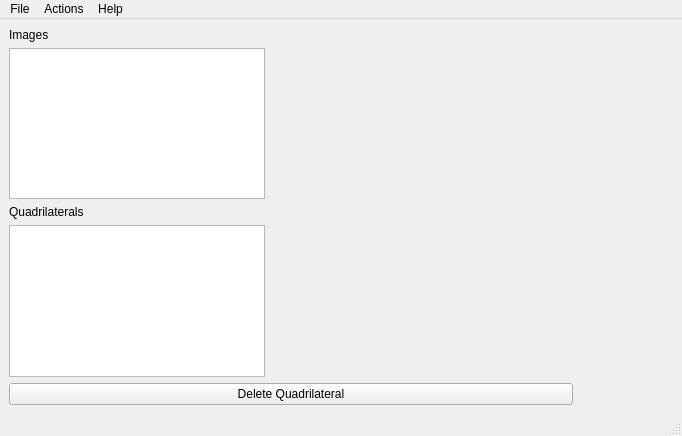
Qt form src/mainwindow.ui (LukasBommes/Quad-Cropper) before a commit.
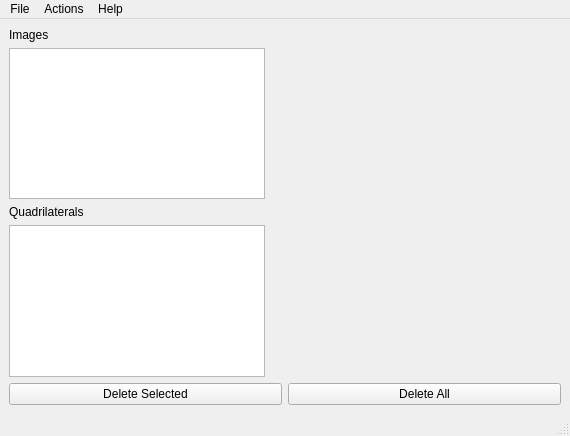
The same form after that commit.

Commit message: added a button for deleting all quads of an image

```diff
--- a/src/mainwindow.ui
+++ b/src/mainwindow.ui
@@ -6,7 +6,7 @@
    <rect>
     <x>0</x>
     <y>0</y>
-    <width>682</width>
+    <width>570</width>
     <height>436</height>
    </rect>
   </property>
@@ -57,27 +57,30 @@
       <item>
        <layout class="QHBoxLayout" name="horizontalLayout_2">
         <item>
-         <widget class="QPushButton" name="deleteQuadButton">
+         <widget class="QPushButton" name="deleteSelectedQuadButton">
+          <property name="sizePolicy">
+           <sizepolicy hsizetype="Preferred" vsizetype="Fixed">
+            <horstretch>0</horstretch>
+            <verstretch>0</verstretch>
+           </sizepolicy>
+          </property>
           <property name="text">
-           <string>Delete Quadrilateral</string>
+           <string>Delete Selected</string>
           </property>
          </widget>
         </item>
         <item>
-         <spacer name="horizontalSpacer">
-          <property name="orientation">
-           <enum>Qt::Horizontal</enum>
+         <widget class="QPushButton" name="deleteAllQuadsButton">
+          <property name="sizePolicy">
+           <sizepolicy hsizetype="Preferred" vsizetype="Fixed">
+            <horstretch>0</horstretch>
+            <verstretch>0</verstretch>
+           </sizepolicy>
           </property>
-          <property name="sizeType">
-           <enum>QSizePolicy::Fixed</enum>
+          <property name="text">
+           <string>Delete All</string>
           </property>
-          <property name="sizeHint" stdset="0">
-           <size>
-            <width>100</width>
-            <height>20</height>
-           </size>
-          </property>
-         </spacer>
+         </widget>
         </item>
        </layout>
       </item>
@@ -90,7 +93,7 @@
     <rect>
      <x>0</x>
      <y>0</y>
-     <width>682</width>
+     <width>570</width>
      <height>22</height>
     </rect>
    </property>
```
The commit also changes 5 other files.
